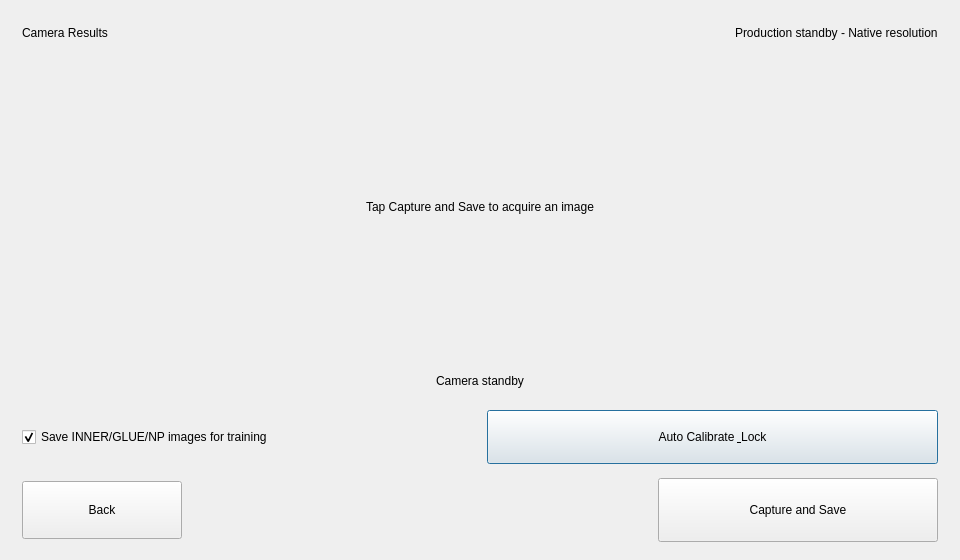
Qt form tf_gui/ui/camera_monitor_dialog.ui (yhe21/tf-inner-gui) before a commit.
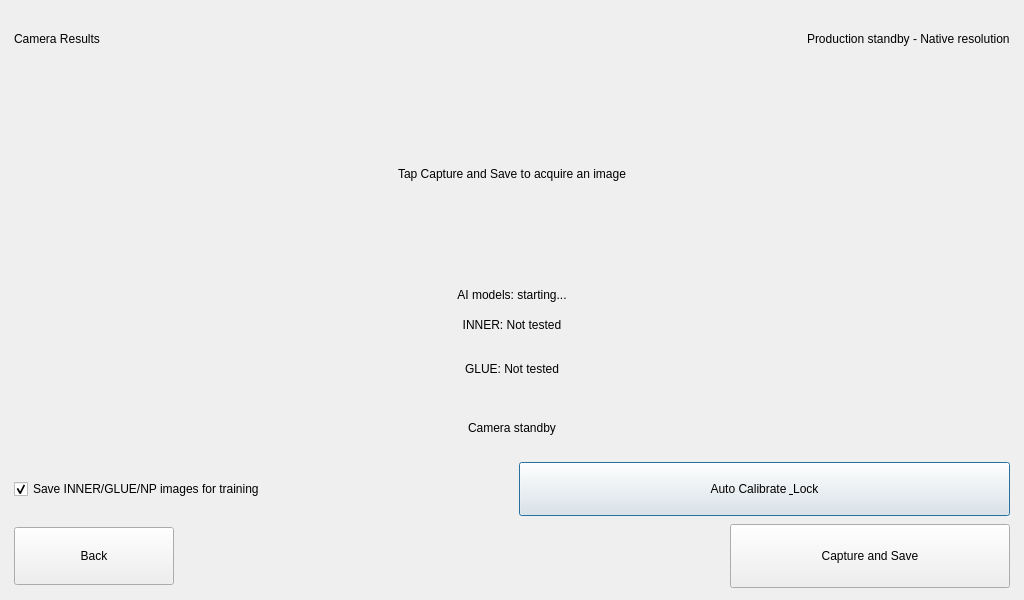
The same form after that commit.

Commit message: Add fixed-ROI inspection models and Pi integration

```diff
--- a/tf_gui/ui/camera_monitor_dialog.ui
+++ b/tf_gui/ui/camera_monitor_dialog.ui
@@ -6,8 +6,8 @@
    <rect>
     <x>0</x>
     <y>0</y>
-    <width>960</width>
-    <height>560</height>
+    <width>1024</width>
+    <height>600</height>
    </rect>
   </property>
   <property name="minimumSize">
@@ -21,19 +21,19 @@
   </property>
   <layout class="QVBoxLayout" name="cameraPageLayout">
    <property name="spacing">
-    <number>14</number>
+    <number>8</number>
    </property>
    <property name="leftMargin">
-    <number>22</number>
+    <number>14</number>
    </property>
    <property name="topMargin">
-    <number>18</number>
+    <number>12</number>
    </property>
    <property name="rightMargin">
-    <number>22</number>
+    <number>14</number>
    </property>
    <property name="bottomMargin">
-    <number>18</number>
+    <number>12</number>
    </property>
    <item>
     <layout class="QHBoxLayout" name="cameraTitleLayout">
@@ -65,11 +65,50 @@
       <property name="bottomMargin"><number>10</number></property>
       <item>
        <widget class="QLabel" name="lblCapturedImage">
-        <property name="minimumSize"><size><width>0</width><height>270</height></size></property>
+        <property name="minimumSize"><size><width>0</width><height>180</height></size></property>
         <property name="text"><string>Tap Capture and Save to acquire an image</string></property>
         <property name="alignment"><set>Qt::AlignCenter</set></property>
         <property name="scaledContents"><bool>false</bool></property>
        </widget>
+      </item>
+     </layout>
+   </widget>
+   </item>
+   <item>
+    <widget class="QFrame" name="inspectionResultsFrame">
+     <property name="frameShape"><enum>QFrame::NoFrame</enum></property>
+     <layout class="QVBoxLayout" name="inspectionResultsLayout">
+      <property name="spacing"><number>5</number></property>
+      <property name="leftMargin"><number>8</number></property>
+      <property name="topMargin"><number>6</number></property>
+      <property name="rightMargin"><number>8</number></property>
+      <property name="bottomMargin"><number>6</number></property>
+      <item>
+       <widget class="QLabel" name="lblInspectionStatus">
+        <property name="text"><string>AI models: starting...</string></property>
+        <property name="alignment"><set>Qt::AlignCenter</set></property>
+       </widget>
+      </item>
+      <item>
+       <layout class="QVBoxLayout" name="inspectionRowsLayout">
+        <property name="spacing"><number>8</number></property>
+        <item>
+         <widget class="QLabel" name="lblInnerResult">
+          <property name="minimumSize"><size><width>0</width><height>36</height></size></property>
+          <property name="text"><string>INNER: Not tested</string></property>
+          <property name="alignment"><set>Qt::AlignCenter</set></property>
+          <property name="inspectionState" stdset="0"><string>WAITING</string></property>
+         </widget>
+        </item>
+        <item>
+         <widget class="QLabel" name="lblGlueResult">
+          <property name="minimumSize"><size><width>0</width><height>36</height></size></property>
+          <property name="text"><string>GLUE: Not tested</string></property>
+          <property name="alignment"><set>Qt::AlignCenter</set></property>
+          <property name="inspectionState" stdset="0"><string>WAITING</string></property>
+         </widget>
+        </item>
+       </layout>
       </item>
      </layout>
     </widget>
```
The commit also changes 43 other files.
